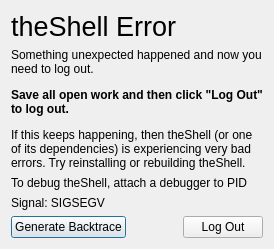
The window that segfaultdialog.ui (vicr123/theshell) describes before a commit, drawn with Qt 5.
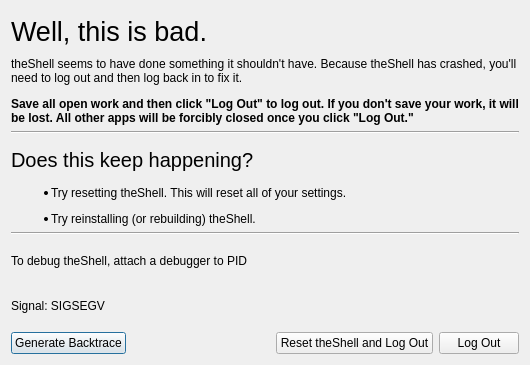
The same window after the commit. Icons and pictures are not drawn.

Commit message: Fix Gateway scrolling, new error box

What changed in the file:
```diff
--- a/segfaultdialog.ui
+++ b/segfaultdialog.ui
@@ -7,7 +7,7 @@
     <x>0</x>
     <y>0</y>
     <width>530</width>
-    <height>259</height>
+    <height>365</height>
    </rect>
   </property>
   <property name="minimumSize">
@@ -25,7 +25,7 @@
   </property>
   <layout class="QVBoxLayout" name="verticalLayout">
    <property name="sizeConstraint">
-    <enum>QLayout::SetFixedSize</enum>
+    <enum>QLayout::SetMinimumSize</enum>
    </property>
    <item>
     <widget class="QLabel" name="label">
@@ -35,20 +35,59 @@
       </font>
      </property>
      <property name="text">
-      <string>theShell Error</string>
+      <string>Well, this is bad.</string>
      </property>
     </widget>
    </item>
    <item>
     <widget class="QLabel" name="label_2">
      <property name="text">
-      <string>&lt;html&gt;&lt;head/&gt;&lt;body&gt;&lt;p&gt;Something unexpected happened and now you need to log out.&lt;/p&gt;&lt;p&gt;&lt;span style=&quot; font-weight:600;&quot;&gt;Save all open work and then click &amp;quot;Log Out&amp;quot; to log out.&lt;/span&gt;&lt;/p&gt;&lt;p&gt;If this keeps happening, then theShell (or one of its dependencies) is experiencing very bad errors. Try reinstalling or rebuilding theShell.&lt;/p&gt;&lt;/body&gt;&lt;/html&gt;</string>
+      <string>&lt;html&gt;&lt;head/&gt;&lt;body&gt;&lt;p&gt;theShell seems to have done something it shouldn't have. Because theShell has crashed, you'll need to log out and then log back in to fix it.&lt;/p&gt;&lt;p&gt;&lt;span style=&quot; font-weight:600;&quot;&gt;Save all open work and then click &amp;quot;Log Out&amp;quot; to log out. If you don't save your work, it will be lost. All other apps will be forcibly closed once you click &amp;quot;Log Out.&amp;quot;&lt;/span&gt;&lt;/p&gt;&lt;/body&gt;&lt;/html&gt;</string>
+     </property>
+     <property name="textFormat">
+      <enum>Qt::RichText</enum>
+     </property>
+     <property name="scaledContents">
+      <bool>false</bool>
      </property>
      <property name="wordWrap">
       <bool>true</bool>
      </property>
     </widget>
    </item>
+   <item>
+    <widget class="Line" name="line">
+     <property name="orientation">
+      <enum>Qt::Horizontal</enum>
+     </property>
+    </widget>
+   </item>
+   <item>
+    <widget class="QLabel" name="label_4">
+     <property name="font">
+      <font>
+       <pointsize>15</pointsize>
+      </font>
+     </property>
+     <property name="text">
+      <string>Does this keep happening?</string>
+     </property>
+    </widget>
+   </item>
+   <item>
+    <widget class="QLabel" name="label_5">
+     <property name="text">
+      <string>&lt;html&gt;&lt;head/&gt;&lt;body&gt;&lt;ul style=&quot;margin-top: 0px; margin-bottom: 0px; margin-left: 0px; margin-right: 0px; -qt-list-indent: 1;&quot;&gt;&lt;li style=&quot; margin-top:12px; margin-bottom:12px; margin-left:0px; margin-right:0px; -qt-block-indent:0; text-indent:0px;&quot;&gt;Try resetting theShell. This will reset all of your settings.&lt;/li&gt;&lt;li style=&quot; margin-top:12px; margin-bottom:12px; margin-left:0px; margin-right:0px; -qt-block-indent:0; text-indent:0px;&quot;&gt;Try reinstalling (or rebuilding) theShell.&lt;/li&gt;&lt;/ul&gt;&lt;/body&gt;&lt;/html&gt;</string>
+     </property>
+    </widget>
+   </item>
+   <item>
+    <widget class="Line" name="line_2">
+     <property name="orientation">
+      <enum>Qt::Horizontal</enum>
+     </property>
+    </widget>
+   </item>
    <item>
     <widget class="QLabel" name="label_3">
      <property name="text">
@@ -88,6 +127,16 @@
        </property>
       </spacer>
      </item>
+     <item>
+      <widget class="QPushButton" name="pushButton_3">
+       <property name="text">
+        <string>Reset theShell and Log Out</string>
+       </property>
+       <property name="icon">
+        <iconset theme="view-refresh"/>
+       </property>
+      </widget>
+     </item>
      <item>
       <widget class="QPushButton" name="pushButton">
        <property name="text">
```
Left out of the diff: 9 changed lines with no effect on the pictures. The commit also changes 4 other files.
